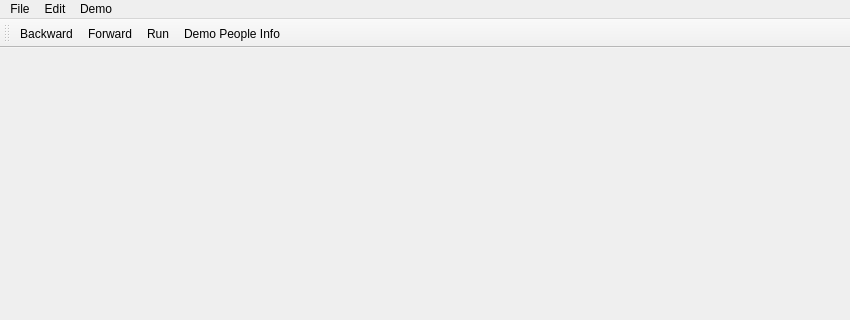
Above: mainwindow.ui from tranter/qt-google-freebase before the change; both pictures show x 0 to 850 and y 0 to 320 of the 850 by 600 pixel window. Below: the same form after it.
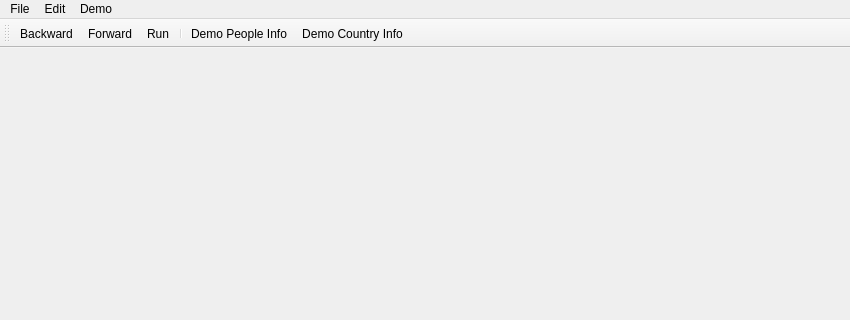
That is the form after the change. Icons and pictures are not drawn.

Commit message: Begin second Demo Country Info dialog

```diff
--- a/mainwindow.ui
+++ b/mainwindow.ui
@@ -24,7 +24,9 @@
    <addaction name="actionBackward"/>
    <addaction name="actionForward"/>
    <addaction name="actionRun"/>
+   <addaction name="separator"/>
    <addaction name="actionPeople_Info"/>
+   <addaction name="actionDemo_Country_Info"/>
   </widget>
   <widget class="QStatusBar" name="statusBar">
    <property name="enabled">
@@ -134,6 +136,15 @@
     <string>Demo People Info</string>
    </property>
   </action>
+  <action name="actionDemo_Country_Info">
+   <property name="icon">
+    <iconset resource="resource.qrc">
+     <normaloff>:/images/globe</normaloff>:/images/globe</iconset>
+   </property>
+   <property name="text">
+    <string>Demo Country Info</string>
+   </property>
+  </action>
  </widget>
  <layoutdefault spacing="6" margin="11"/>
  <resources>
```
Left out of the diff: 1 changed line with no effect on the pictures. The commit also changes 8 other files.
